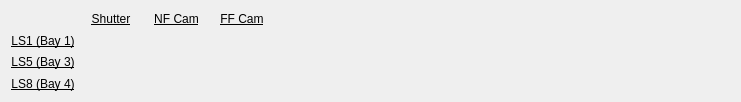
Old version of the form pcdsdevices/ui/btps-overview.ui in the repository pcdshub/pcdsdevices.
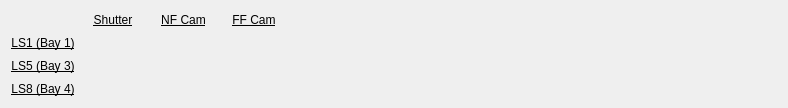
New version of the form. Custom widgets are drawn as their Qt base class.

Commit message: MNT: more PV name fixes for screens

Diff of the .ui file:
```diff
--- a/pcdsdevices/ui/btps-overview.ui
+++ b/pcdsdevices/ui/btps-overview.ui
@@ -6,8 +6,8 @@
    <rect>
     <x>0</x>
     <y>0</y>
-    <width>741</width>
-    <height>102</height>
+    <width>788</width>
+    <height>108</height>
    </rect>
   </property>
   <property name="sizePolicy">
@@ -325,7 +325,7 @@
        </property>
       </widget>
      </item>
-     <item row="3" column="1" alignment="Qt::AlignLeft">
+     <item row="3" column="1" alignment="Qt::AlignHCenter">
       <widget class="QLabel" name="label_4">
        <property name="font">
         <font>
```
Left out of the diff: 6 changed lines with no effect on the pictures. The commit also changes 1 other file.
